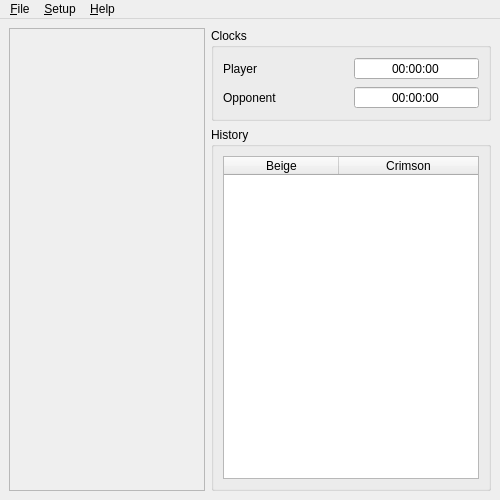
First picture: the form in UI/qtchess_mainwindow.ui, repository textbrowser/qtchess, before the edit.
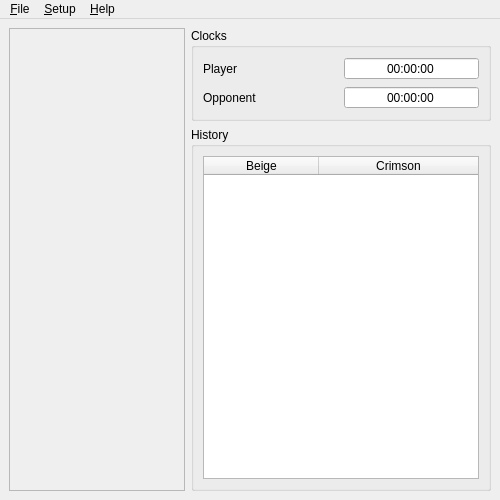
Second picture: the form after the edit. Icons and pictures are not drawn.

Commit message: Minimum width.

```diff
--- a/UI/qtchess_mainwindow.ui
+++ b/UI/qtchess_mainwindow.ui
@@ -97,6 +97,12 @@
             <verstretch>0</verstretch>
            </sizepolicy>
           </property>
+          <property name="minimumSize">
+           <size>
+            <width>300</width>
+            <height>0</height>
+           </size>
+          </property>
           <property name="title">
            <string>History</string>
           </property>
```
Left out of the diff: 2 changed lines with no effect on the pictures.
